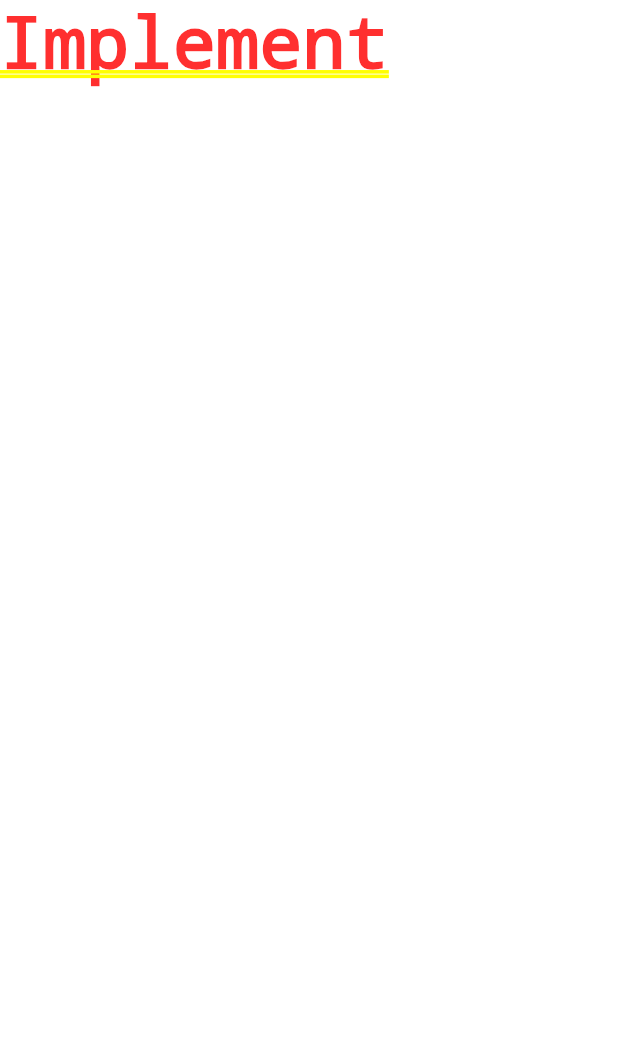
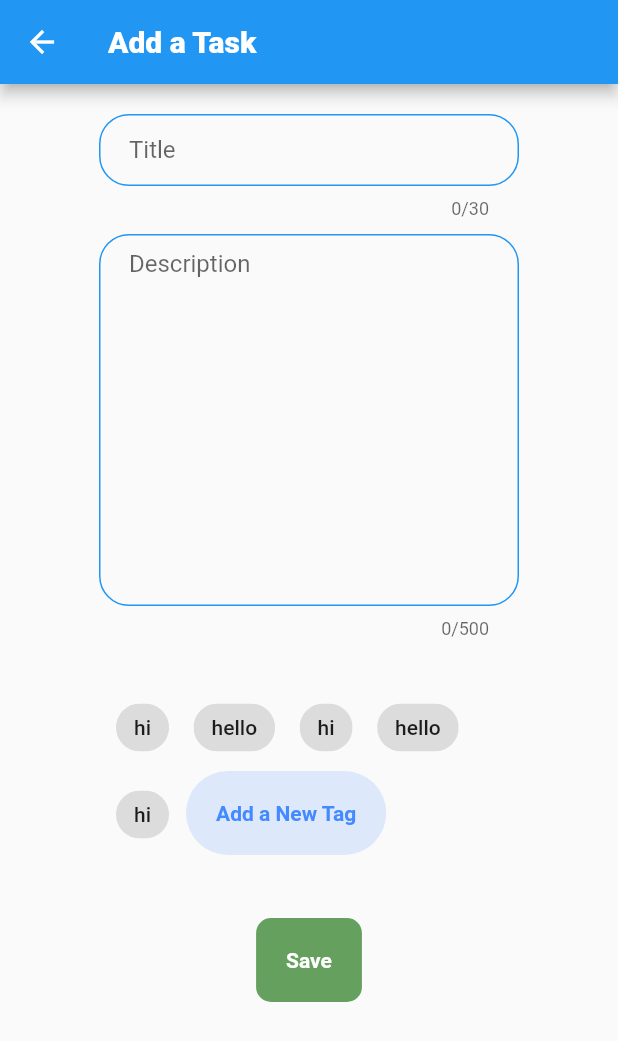
Before and after one commit to aboo/todo, a Flutter app: the screen it shows after launch, on a phone screen of 412 x 824 dp. Shown: the top 1041 px of the screen. Run offline on Flutter 3.47's test engine with Material 2 defaults, Android fonts, the phone set to English and light mode, and no system bars.

Commit message:
the design of ADD A TASK has been completed

```diff
--- /dev/null
+++ b/lib/component/add_tag_button.dart
@@ -0,0 +1,35 @@
+import 'package:flutter/material.dart';
+
+class AddTagButton extends StatelessWidget {
+  final Function() onPressed;
+
+  const AddTagButton({Key key, @required this.onPressed}) : super(key: key);
+
+  @override
+  Widget build(BuildContext context) {
+    return TextButton(
+      style: ButtonStyle(
+        elevation: MaterialStateProperty.all(0),
+        backgroundColor:
+            MaterialStateProperty.all(Colors.blueAccent.withAlpha(40)),
+        padding: MaterialStateProperty.all(
+            const EdgeInsets.symmetric(horizontal: 20, vertical: 20)),
+        textStyle: MaterialStateProperty.all(
+          const TextStyle(
+            color: Colors.black,
+          ),
+        ),
+        shape: MaterialStateProperty.all<RoundedRectangleBorder>(
+          RoundedRectangleBorder(
+            borderRadius: BorderRadius.circular(30.0),
+          ),
+        ),
+      ),
+      onPressed: onPressed,
+      child: const Text(
+        'Add a New Tag',
+        style: TextStyle(color: Colors.blueAccent, fontWeight: FontWeight.w600),
+      ),
+    );
+  }
+}
--- /dev/null
+++ b/lib/component/field.dart
@@ -0,0 +1,46 @@
+import 'package:flutter/cupertino.dart';
+import 'package:flutter/material.dart';
+
+class Field extends StatelessWidget {
+
+  final double width;
+  final int maxLength;
+  final int maxLine;
+  final String hint;
+  final TextEditingController textEditingController;
+  const Field({Key key,this.width,this.maxLength,this.maxLine,this.hint,this.textEditingController}) : super(key: key);
+
+  @override
+  Widget build(BuildContext context) {
+    ThemeData theme = Theme.of(context);
+    Color borderColor = theme.primaryColor;
+    return Center(
+      child: SizedBox(
+        width: width,
+        child: TextField(
+          controller: textEditingController,
+          maxLength: maxLength,
+          maxLines: maxLine,
+          decoration: InputDecoration(
+            hintText: hint,
+            contentPadding:
+            const EdgeInsets.symmetric(vertical: 10.0, horizontal: 20.0),
+            border: const OutlineInputBorder(
+              borderRadius: BorderRadius.all(Radius.circular(20.0)),
+            ),
+            enabledBorder: OutlineInputBorder(
+              borderSide:
+              BorderSide(color: borderColor, width: 1.0),
+              borderRadius: const BorderRadius.all(Radius.circular(20.0)),
+            ),
+            focusedBorder: const OutlineInputBorder(
+              borderSide:
+              BorderSide(color: Colors.lightBlueAccent, width: 2.0),
+              borderRadius: BorderRadius.all(Radius.circular(20.0)),
+            ),
+          ),
+        ),
+      ),
+    );
+  }
+}
--- /dev/null
+++ b/lib/component/save_button.dart
@@ -0,0 +1,29 @@
+import 'package:flutter/material.dart';
+
+class SaveButton extends StatelessWidget {
+  final Function() onPressed;
+  const SaveButton({Key key,@required this.onPressed}) : super(key: key);
+
+  @override
+  Widget build(BuildContext context) {
+    return TextButton(
+        style: ButtonStyle(
+            elevation: MaterialStateProperty.all(0),
+            backgroundColor: MaterialStateProperty.all(
+                const Color(0xB52A7B1E)),
+            padding: MaterialStateProperty.all(
+                const EdgeInsets.symmetric(
+                    horizontal: 20, vertical: 20)),
+            textStyle: MaterialStateProperty.all(const TextStyle(
+              color: Colors.black,
+            )),
+            shape:
+            MaterialStateProperty.all<RoundedRectangleBorder>(
+                RoundedRectangleBorder(
+                  borderRadius: BorderRadius.circular(10.0),
+                ))),
+        onPressed: onPressed,
+        child: const Text('Save',style: TextStyle(color: Colors.white,fontWeight: FontWeight.w600),)
+    );
+  }
+}
--- /dev/null
+++ b/lib/component/tag_chip.dart
@@ -0,0 +1,16 @@
+
+import 'package:flutter/material.dart';
+
+class TagChip extends StatelessWidget {
+  final String name;
+  final Color backgroundColor;
+  final Color textColor;
+  const TagChip({Key key,@required this.name,this.backgroundColor,this.textColor}) : super(key: key);
+
+  @override
+  Widget build(BuildContext context) {
+    return Container(
+      margin: const EdgeInsets.all(5),
+      child: Chip(label: Text(name,style: TextStyle(color: textColor),),backgroundColor: backgroundColor,));
+  }
+}
--- a/lib/main.dart
+++ b/lib/main.dart
@@ -1,4 +1,5 @@
 import 'package:flutter/material.dart';
+import 'package:todo/pages/home_page.dart';
 
 void main() {
   runApp(MyApp());
@@ -23,11 +24,7 @@ class TodoApp extends StatelessWidget {
   @override
   Widget build(BuildContext context) {
     return Container(
-      child: _buildApp(),
+      child: HomePage(),
     );
   }
-
-  _buildApp() {
-    return Text("Implement");
-  }
 }
--- /dev/null
+++ b/lib/pages/add_item_page.dart
@@ -0,0 +1,74 @@
+import 'package:flutter/material.dart';
+import 'package:todo/component/add_tag_button.dart';
+import 'package:todo/component/field.dart';
+import 'package:todo/component/save_button.dart';
+import 'package:todo/component/tag_chip.dart';
+
+class AddItemPage extends StatelessWidget {
+  const AddItemPage({Key key}) : super(key: key);
+
+  @override
+  Widget build(BuildContext context) {
+    TextEditingController titleController = TextEditingController();
+    TextEditingController descriptionController = TextEditingController();
+    Widget space({double height = 10}) => SizedBox(height: height);
+
+    return Scaffold(
+      appBar: AppBar(
+        leading: IconButton(
+            icon: const Icon(Icons.arrow_back),
+            onPressed: () {
+              Navigator.of(context).pop();
+            }),
+        title: const Text(
+          "Add a Task",
+          style: TextStyle(fontWeight: FontWeight.w900),
+        ),
+        centerTitle: false,
+      ),
+      body: SingleChildScrollView(
+        child: Column(
+          mainAxisAlignment: MainAxisAlignment.center,
+          crossAxisAlignment: CrossAxisAlignment.center,
+          children: [
+            space(height: 20),
+            Field(
+              width: 280,
+              maxLength: 30,
+              hint: 'Title',
+              maxLine: 1,
+              textEditingController: titleController,
+            ),
+            space(),
+            Field(
+              width: 280,
+              maxLength: 500,
+              maxLine: 12,
+              hint: 'Description',
+              textEditingController: descriptionController,
+            ),
+            space(),
+            Container(
+              margin: const EdgeInsets.all(20),
+              width: 280,
+              child: Wrap(
+                children: [
+                  TagChip(name: "hi"),
+                  TagChip(name: "hello"),
+                  TagChip(name: "hi"),
+                  TagChip(name: "hello"),
+                  TagChip(name: "hi"),
+                  AddTagButton(onPressed: (){}),
+                ],
+              ),
+            ),
+            space(height: 20),
+            SaveButton(
+              onPressed: () {},
+            ),
+          ],
+        ),
+      ),
+    );
+  }
+}
--- /dev/null
+++ b/lib/pages/home_page.dart
@@ -0,0 +1,15 @@
+import 'package:flutter/cupertino.dart';
+import 'package:flutter/material.dart';
+import 'package:todo/pages/add_item_page.dart';
+
+class HomePage extends StatelessWidget {
+  const HomePage({Key key}) : super(key: key);
+
+  @override
+  Widget build(BuildContext context) {
+
+    return Scaffold(
+      body: AddItemPage(),
+    );
+  }
+}
```
Also changed, not shown: 1 other file.
